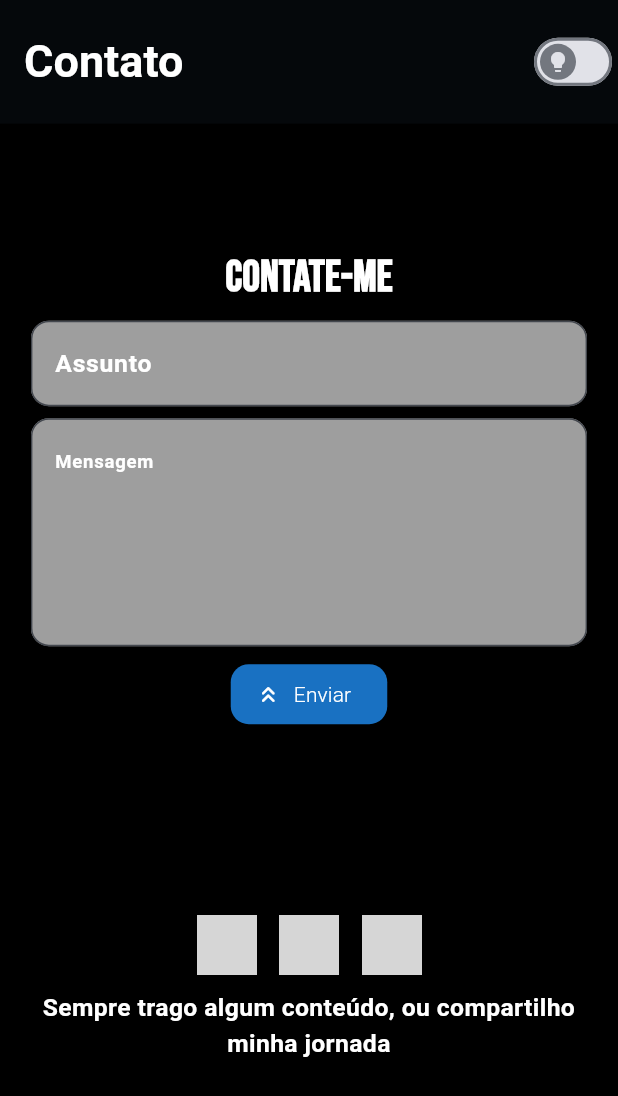
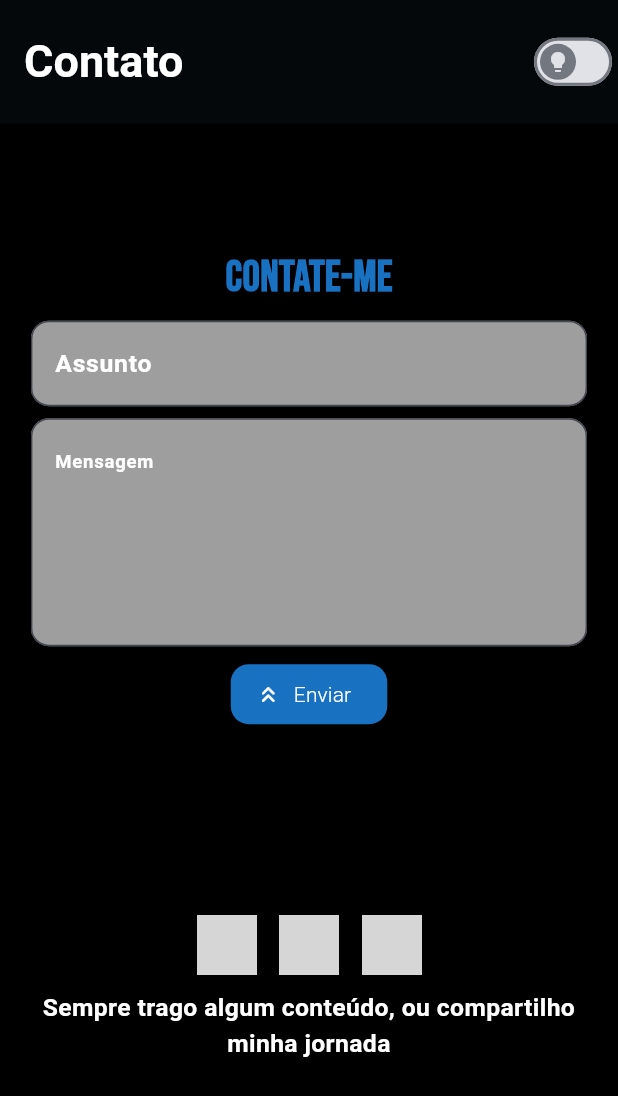
Before and after one commit to JoseGoncalvess/flutter-portifolio, a Flutter app: the screen it shows after launch, swiped to page 5, on a phone screen of 412 x 824 dp. Shown: the top 1096 px of the screen. Run offline on Flutter 3.47's test engine with Material 3 defaults, Android fonts, the phone set to English and light mode, and no system bars; our stand-ins replace dio, flutter_svg, google_fonts; network calls fail; grey boxes are pictures that could not be loaded.

Commit message:
feat: Createde layout Contact  Respanssive

```diff
--- a/lib/core/components/contact_widget.dart
+++ b/lib/core/components/contact_widget.dart
@@ -29,7 +29,6 @@ class _ContactWidgetState extends State<ContactWidget> {
           mainAxisAlignment: MainAxisAlignment.spaceAround,
           children: [
             SizedBox(
-              // decoration: BoxDecoration(color: Colors.blue),
               width: widget.constexParent!.maxWidth,
               child: Row(
                 crossAxisAlignment: CrossAxisAlignment.center,
@@ -45,7 +44,7 @@ class _ContactWidgetState extends State<ContactWidget> {
                         Text(
                           "Contate-me",
                           style: GoogleFonts.bebasNeue(
-                            color: Colors.white,
+                            color: prymariColor,
                             fontSize: widget.constexParent!.maxWidth * 0.022,
                             fontWeight: FontWeight.bold,
                           ),
@@ -141,7 +140,7 @@ class _ContactWidgetState extends State<ContactWidget> {
                       crossAxisAlignment: CrossAxisAlignment.center,
                       spacing: 10,
                       children: [
-                        Column(
+                        Row(
                           crossAxisAlignment: CrossAxisAlignment.center,
                           mainAxisAlignment: MainAxisAlignment.center,
                           spacing: 15,
@@ -166,8 +165,23 @@ class _ContactWidgetState extends State<ContactWidget> {
                                                       false,
                                             ),
                                         child: AnimatedContainer(
-                                          duration: Duration(milliseconds: 200),
+                                          duration: Duration(milliseconds: 300),
+                                          decoration:
+                                              _hoverStates[icon.img]!
+                                                  ? BoxDecoration(
+                                                    borderRadius:
+                                                        BorderRadius.circular(
+                                                          12,
+                                                        ),
+                                                    border: Border.all(
+                                                      color: Colors.grey,
+                                                      width: 2,
+                                                    ),
+                                                  )
+                                                  : null,
                                           curve: Curves.decelerate,
+                                          child: Padding(
+                                            padding: const EdgeInsets.all(8.0),
                                             child: Row(
                                               spacing: 10,
                                               crossAxisAlignment:
@@ -181,15 +195,17 @@ class _ContactWidgetState extends State<ContactWidget> {
                                                   curve: Curves.decelerate,
                                                   width:
                                                       _hoverStates[icon.img]!
-                                                        ? 60
+                                                          ? 50
                                                           : 40,
                                                   height:
                                                       _hoverStates[icon.img]!
-                                                        ? 60
+                                                          ? 50
                                                           : 40,
                                                   decoration: BoxDecoration(
                                                     image: DecorationImage(
-                                                    image: AssetImage(icon.img),
+                                                      image: AssetImage(
+                                                        icon.img,
+                                                      ),
                                                     ),
                                                   ),
                                                 ),
@@ -210,8 +226,18 @@ class _ContactWidgetState extends State<ContactWidget> {
                                           ),
                                         ),
                                       ),
+                                    ),
                                   )
                                   .toList(),
+                        ),
+                        Text(
+                          textAlign: TextAlign.center,
+                          "Sempre trago algum conteúdo, ou compartilho minha jornada!",
+                          style: GoogleFonts.robotoSlab(
+                            color: Colors.white,
+                            fontSize: widget.constexParent!.maxWidth * 0.01,
+                            fontWeight: FontWeight.bold,
+                          ),
                         ),
                       ],
                     ),
@@ -219,13 +245,12 @@ class _ContactWidgetState extends State<ContactWidget> {
                 ],
               ),
             ),
-
             Text(
               textAlign: TextAlign.center,
-              "Sempre trago algum conteúdo, ou compartilho minha jornada",
+              "Projeto Feito Totalmente em Flutter ☕",
               style: GoogleFonts.robotoSlab(
-                color: Colors.white,
-                fontSize: widget.constexParent!.maxWidth * 0.012,
+                color: Colors.blueAccent,
+                fontSize: widget.constexParent!.maxWidth * 0.01,
                 fontWeight: FontWeight.bold,
               ),
             ),
@@ -246,7 +271,7 @@ class _ContactWidgetState extends State<ContactWidget> {
                     Text(
                       "Contate-me",
                       style: GoogleFonts.bebasNeue(
-                    color: Colors.white,
+                        color: prymariColor,
                         fontSize: MediaQuery.sizeOf(context).width * 0.07,
                         fontWeight: FontWeight.bold,
                       ),
@@ -291,7 +316,10 @@ class _ContactWidgetState extends State<ContactWidget> {
                             fontWeight: FontWeight.bold,
                           ),
                           border: OutlineInputBorder(
-                        borderSide: BorderSide(color: prymariColor, width: 2),
+                            borderSide: BorderSide(
+                              color: prymariColor,
+                              width: 2,
+                            ),
                             borderRadius: BorderRadius.circular(12),
                           ),
                         ),
@@ -351,8 +379,9 @@ class _ContactWidgetState extends State<ContactWidget> {
                               .map(
                                 (icon) => GestureDetector(
                                   onTap:
-                                  () =>
-                                      UrlServiceImpl().openLink(url: icon.url),
+                                      () => UrlServiceImpl().openLink(
+                                        url: icon.url,
+                                      ),
                                   child: MouseRegion(
                                     onEnter:
                                         (_) => setState(
```
Lines whose indentation alone changed are shown as unchanged.
